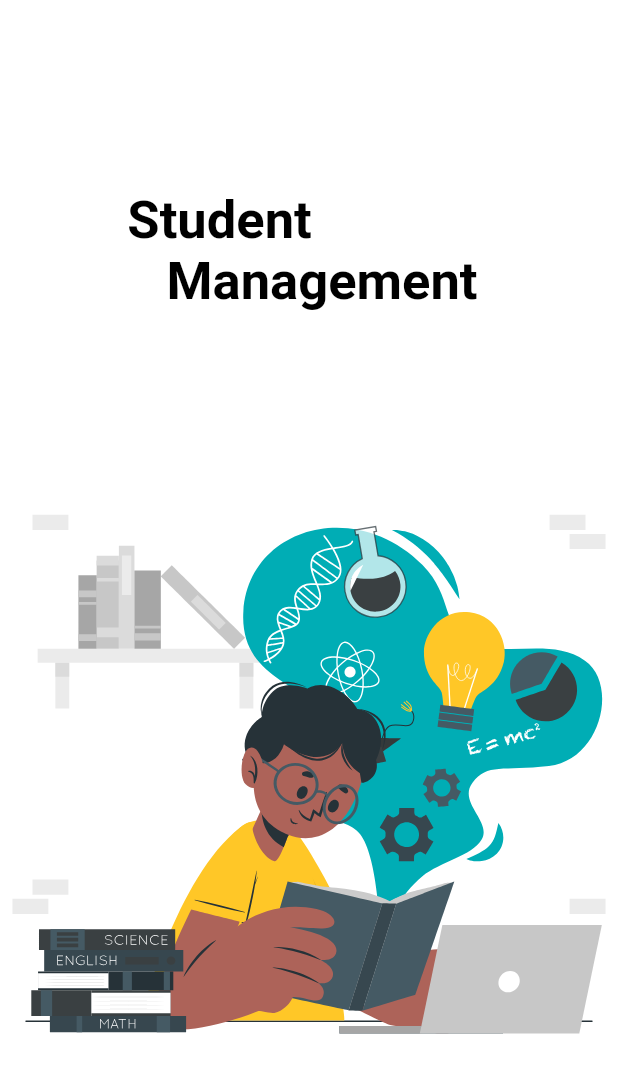
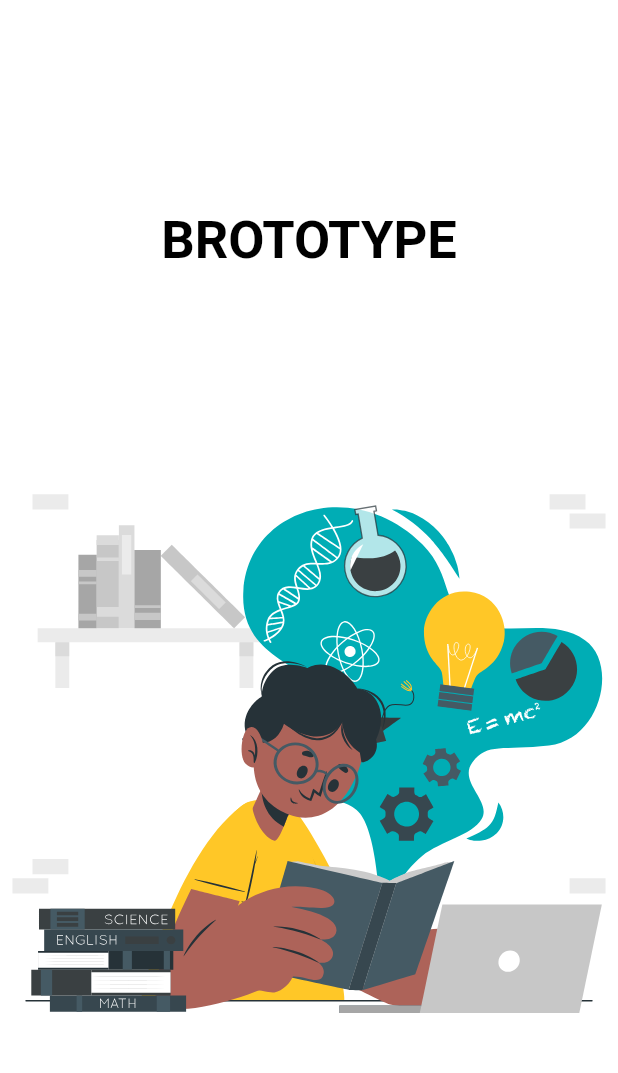
Before and after one commit to JiyadAhammad/student-mgnt, a Flutter app: the SplashScreen screen opened directly, on a phone screen of 412 x 824 dp. Shown: the top 1073 px of the screen. Run offline on Flutter 3.47's test engine with Material 2 defaults, Android fonts, the phone set to English and light mode, and no system bars; our stand-ins replace flutter_screenutil, get, hive, hive_flutter, image_picker, lottie; accounts and stored records are empty.

```diff
--- a/lib/view/splash/splash_screen.dart
+++ b/lib/view/splash/splash_screen.dart
@@ -34,7 +34,7 @@ class _SplashScreenState extends State<SplashScreen> {
       () {
         Navigator.of(context).pushReplacement(
           SlideTransitionAnimation(
-             HomeSceen(),
+            HomeSceen(),
           ),
         );
       },
@@ -84,7 +84,7 @@ class _SplashScreenState extends State<SplashScreen> {
             children: [
               const Center(
                 child: Text(
-                  'Student\n   Management ',
+                  'BROTOTYPE',
                   style: TextStyle(
                     fontWeight: FontWeight.w600,
                     fontSize: 35,
```
Also changed, not shown: lib/view/form_widget/form_widget.dart (+3 -6 lines), lib/view/student_details/student_details.dart (+5 -8 lines), asset/images/nophoto.png (renamed from asset/images/No-photo-m.png).
